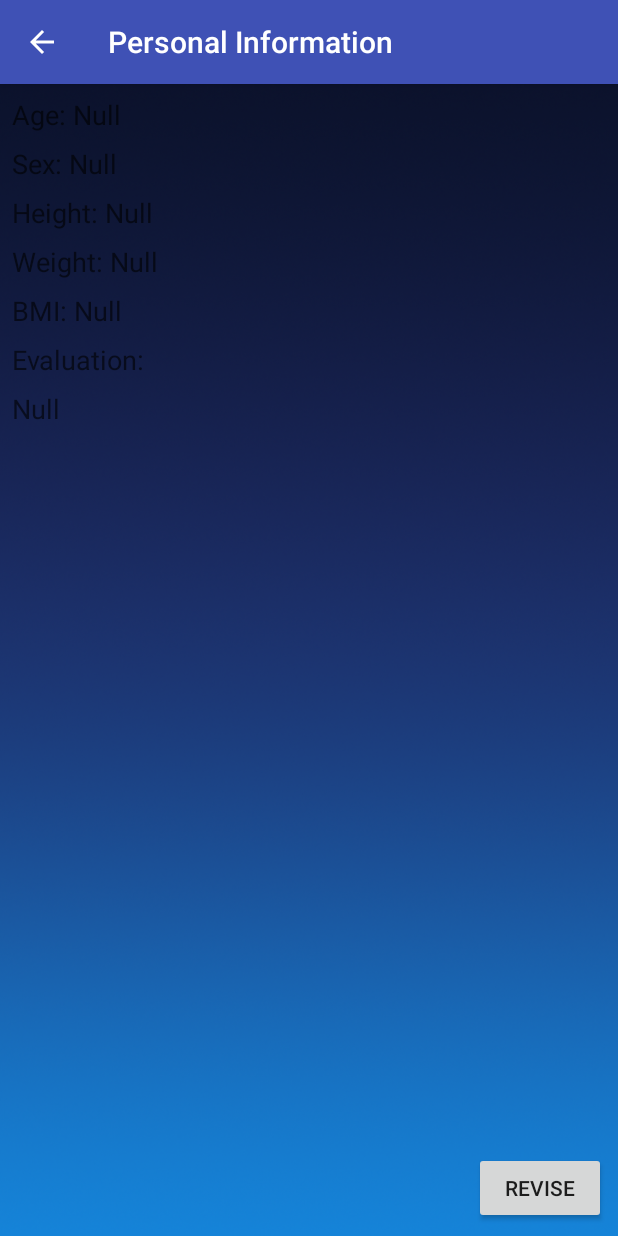
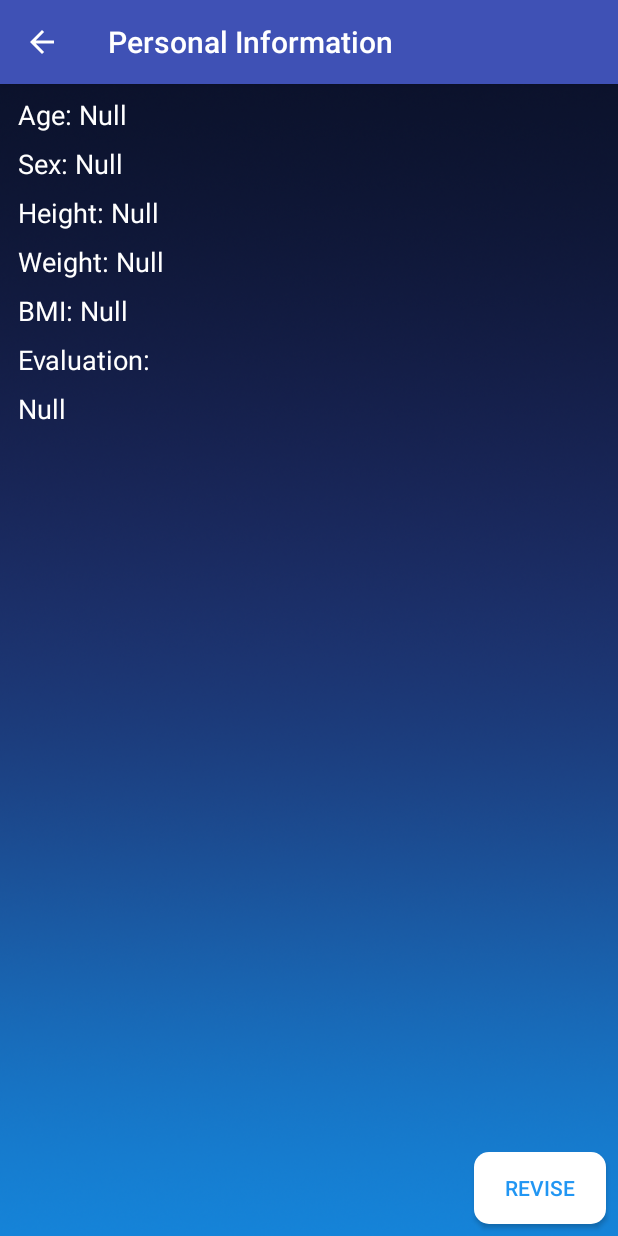
Before and after one commit to wilson1745/Project_Master2, an Android app: the PersonalActivity screen opened directly, with no data from a screen before it, on a phone screen of 412 x 824 dp. Run offline under Robolectric (Android 15) with nearby library versions, the phone set to English and light mode, and no system bars; libraries missing offline, so code that uses them is left out: io.github.privacystreams.audio, io.github.privacystreams.core.

```diff
--- a/app/src/main/res/layout/activity_calculate.xml
+++ b/app/src/main/res/layout/activity_calculate.xml
@@ -73,7 +73,9 @@
         android:layout_marginBottom="8dp"
         android:layout_marginEnd="8dp"
         android:layout_marginRight="8dp"
+        android:background="@drawable/shape"
         android:text="save"
+        android:textColor="@color/blue"
         android:visibility="visible"
         app:layout_constraintBottom_toBottomOf="parent"
         app:layout_constraintEnd_toEndOf="parent" />
@@ -85,7 +87,9 @@
         android:layout_marginBottom="8dp"
         android:layout_marginEnd="8dp"
         android:layout_marginRight="8dp"
+        android:background="@drawable/shape"
         android:text="cancel"
+        android:textColor="@color/blue"
         android:visibility="visible"
         app:layout_constraintBottom_toBottomOf="parent"
         app:layout_constraintEnd_toStartOf="@+id/btn_save" />
--- a/app/src/main/res/layout/activity_personal.xml
+++ b/app/src/main/res/layout/activity_personal.xml
@@ -11,8 +11,8 @@
         android:id="@+id/textView3"
         android:layout_width="wrap_content"
         android:layout_height="wrap_content"
-        android:layout_marginLeft="8dp"
-        android:layout_marginStart="8dp"
+        android:layout_marginLeft="12dp"
+        android:layout_marginStart="12dp"
         android:layout_marginTop="8dp"
         android:text="Evaluation: "
         android:textAppearance="@style/TextAppearance.AppCompat.Medium"
@@ -23,8 +23,8 @@
         android:id="@+id/textView4"
         android:layout_width="wrap_content"
         android:layout_height="wrap_content"
-        android:layout_marginLeft="8dp"
-        android:layout_marginStart="8dp"
+        android:layout_marginLeft="12dp"
+        android:layout_marginStart="12dp"
         android:layout_marginTop="8dp"
         android:text="BMI: "
         android:textAppearance="@style/TextAppearance.AppCompat.Medium"
@@ -38,7 +38,9 @@
         android:layout_marginBottom="8dp"
         android:layout_marginEnd="8dp"
         android:layout_marginRight="8dp"
+        android:background="@drawable/shape"
         android:text="revise"
+        android:textColor="@color/blue"
         app:layout_constraintBottom_toBottomOf="parent"
         app:layout_constraintEnd_toEndOf="parent" />
 
@@ -61,9 +63,9 @@
         android:layout_height="0dp"
         android:layout_marginBottom="8dp"
         android:layout_marginEnd="8dp"
-        android:layout_marginLeft="8dp"
+        android:layout_marginLeft="12dp"
         android:layout_marginRight="8dp"
-        android:layout_marginStart="8dp"
+        android:layout_marginStart="12dp"
         android:layout_marginTop="8dp"
         android:text="Null"
         android:textAppearance="@style/TextAppearance.AppCompat.Medium"
@@ -76,8 +78,8 @@
         android:id="@+id/textView"
         android:layout_width="wrap_content"
         android:layout_height="wrap_content"
-        android:layout_marginLeft="8dp"
-        android:layout_marginStart="8dp"
+        android:layout_marginLeft="12dp"
+        android:layout_marginStart="12dp"
         android:layout_marginTop="8dp"
         android:text="Age: "
         android:textAppearance="@style/TextAppearance.AppCompat.Medium"
@@ -88,8 +90,8 @@
         android:id="@+id/textView2"
         android:layout_width="wrap_content"
         android:layout_height="wrap_content"
-        android:layout_marginLeft="8dp"
-        android:layout_marginStart="8dp"
+        android:layout_marginLeft="12dp"
+        android:layout_marginStart="12dp"
         android:layout_marginTop="8dp"
         android:text="Sex: "
         android:textAppearance="@style/TextAppearance.AppCompat.Medium"
@@ -100,8 +102,8 @@
         android:id="@+id/textView5"
         android:layout_width="wrap_content"
         android:layout_height="wrap_content"
-        android:layout_marginLeft="8dp"
-        android:layout_marginStart="8dp"
+        android:layout_marginLeft="12dp"
+        android:layout_marginStart="12dp"
         android:layout_marginTop="8dp"
         android:text="Height: "
         android:textAppearance="@style/TextAppearance.AppCompat.Medium"
@@ -112,8 +114,8 @@
         android:id="@+id/textView6"
         android:layout_width="wrap_content"
         android:layout_height="wrap_content"
-        android:layout_marginLeft="8dp"
-        android:layout_marginStart="8dp"
+        android:layout_marginLeft="12dp"
+        android:layout_marginStart="12dp"
         android:layout_marginTop="8dp"
         android:text="Weight: "
         android:textAppearance="@style/TextAppearance.AppCompat.Medium"
--- a/app/src/main/res/layout/fragment_alarm.xml
+++ b/app/src/main/res/layout/fragment_alarm.xml
@@ -114,7 +114,8 @@
                     android:background="@drawable/shape"
                     android:elevation="10dp"
                     android:text="00:00"
-                    android:textColor="@color/blue"
+
+                android:textColor="@color/blue"
                     android:textSize="26sp" />
 
                 <Button
@@ -167,7 +168,6 @@
         android:background="@drawable/shape"
         android:text="sensor test"
         android:textColor="@color/blue"
-        android:textSize="17sp"
         app:layout_constraintStart_toStartOf="parent"
         app:layout_constraintTop_toBottomOf="@+id/toplinear" />
 
--- a/app/src/main/res/values/styles.xml
+++ b/app/src/main/res/values/styles.xml
@@ -6,6 +6,7 @@
         <item name="colorPrimary">@color/colorPrimary</item>
         <item name="colorPrimaryDark">@color/colorPrimaryDark</item>
         <item name="colorAccent">@color/colorAccent</item>
+        <item name="android:textColor">@color/white</item>
     </style>
 
     <style name="AppTheme.NoActionBar">
```
Also changed, not shown: app/src/main/AndroidManifest.xml (+8 -3 lines), app/src/main/java/wilson/com/project_master2/Activities/DataActivity.java (+26 -0 lines), app/src/main/java/wilson/com/project_master2/Activities/TestActivity.java (+25 -0 lines), app/src/main/res/layout/activity_data.xml (+12 -12 lines), app/src/main/res/layout/activity_test.xml (+44 -19 lines).
